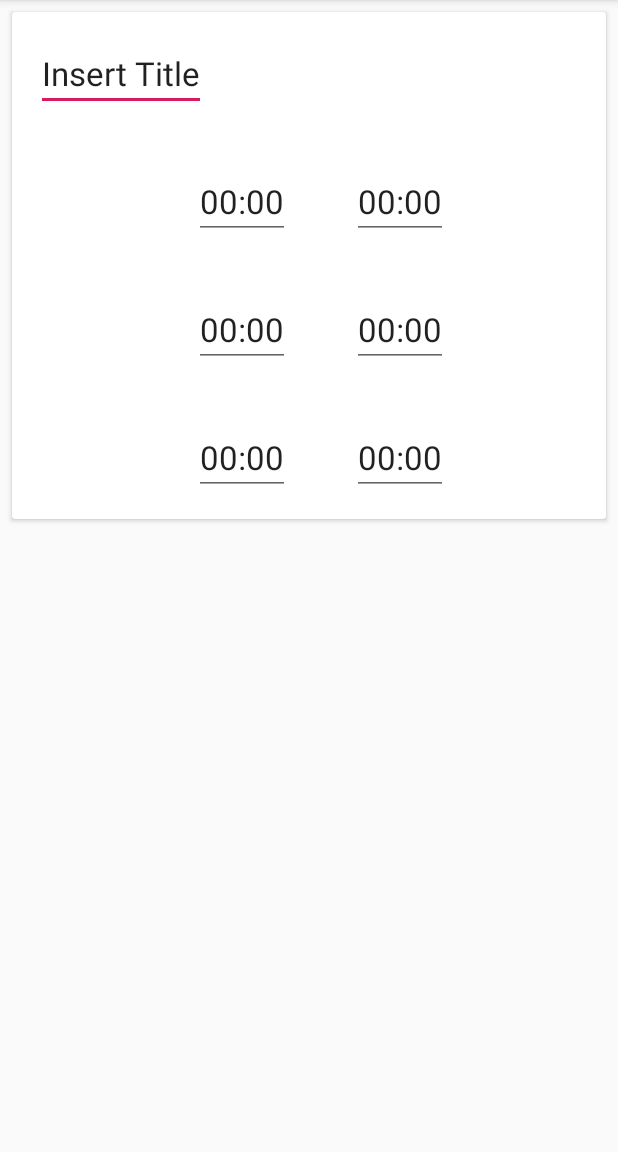
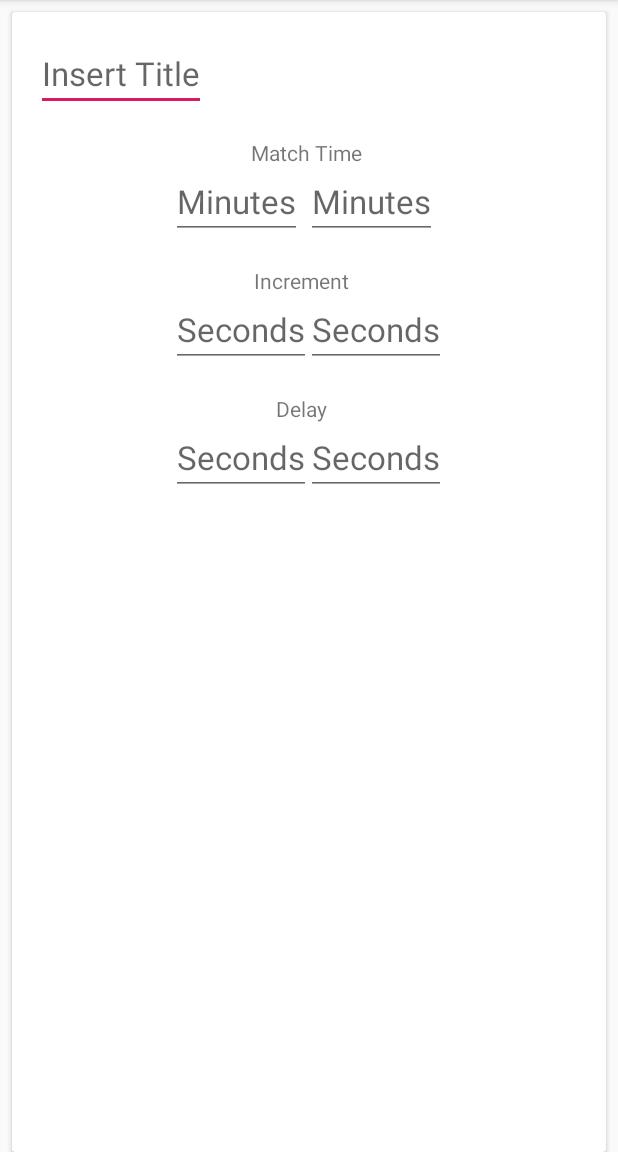
Before and after one commit to jwright12/ChessTimer, an Android app: the AddEditTimerRequest screen opened directly, with no data from a screen before it, on a phone screen of 412 x 824 dp, the part 84-1236 px from its top. Run offline under Robolectric (Android 15) with nearby library versions, the phone set to English and light mode, and no system bars.

Commit message:
Formatted input text fields

```diff
--- a/app/src/main/res/layout/add_edit_timer.xml
+++ b/app/src/main/res/layout/add_edit_timer.xml
@@ -3,7 +3,7 @@
 <androidx.cardview.widget.CardView
         xmlns:android="http://schemas.android.com/apk/res/android"
         android:layout_width="match_parent"
-        android:layout_height="wrap_content"
+        android:layout_height="match_parent"
         android:orientation="vertical"
         android:layout_marginEnd="8dp"
         android:layout_marginStart="8dp"
@@ -19,7 +19,7 @@
                 android:layout_width="wrap_content"
                 android:layout_height="wrap_content"
                 android:id="@+id/title_text"
-                android:text="Insert Title"
+                android:hint="Insert Title"
                 android:inputType="text"
                 android:textAppearance="@style/TextAppearance.AppCompat.Large"
                 android:layout_alignParentLeft="true"
@@ -29,75 +29,104 @@
                 android:layout_width="wrap_content"
                 android:layout_height="wrap_content"
                 android:id="@+id/white_duration_edit_text"
-                android:text="00:00"
+                android:hint="Minutes"
                 android:textAppearance="@style/TextAppearance.AppCompat.Large"
                 android:layout_below="@id/title_text"
                 android:paddingTop="45dp"
-                android:layout_marginLeft="105dp"
+                android:layout_marginLeft="90dp"
                 android:inputType="time"/>
 
         <EditText
                 android:layout_width="wrap_content"
                 android:layout_height="wrap_content"
                 android:id="@+id/black_duration_edit_text"
-                android:text="00:00"
+                android:hint="Minutes"
                 android:textAppearance="@style/TextAppearance.AppCompat.Large"
                 android:layout_below="@id/title_text"
                 android:layout_alignLeft="@id/white_duration_edit_text"
                 android:paddingTop="45dp"
-                android:layout_marginLeft="105dp"
+                android:layout_marginLeft="90dp"
                 android:inputType="time"/>
 
         <EditText
                 android:layout_width="wrap_content"
                 android:layout_height="wrap_content"
                 android:id="@+id/white_increment_edit_text"
-                android:text="00:00"
+                android:hint="Seconds"
                 android:textAppearance="@style/TextAppearance.AppCompat.Large"
                 android:layout_below="@id/white_duration_edit_text"
                 android:paddingTop="45dp"
-                android:layout_marginLeft="105dp"
+                android:layout_marginLeft="90dp"
                 android:inputType="time"/>
 
         <EditText
                 android:layout_width="wrap_content"
                 android:layout_height="wrap_content"
                 android:id="@+id/black_increment_edit_text"
-                android:text="00:00"
+                android:hint="Seconds"
                 android:textAppearance="@style/TextAppearance.AppCompat.Large"
                 android:layout_below="@id/black_duration_edit_text"
                 android:layout_alignLeft="@id/white_increment_edit_text"
                 android:paddingTop="45dp"
-                android:layout_marginLeft="105dp"
+                android:layout_marginLeft="90dp"
                 android:inputType="time"/>
 
         <EditText
                 android:layout_width="wrap_content"
                 android:layout_height="wrap_content"
                 android:id="@+id/white_delay_edit_text"
-                android:text="00:00"
+                android:hint="Seconds"
                 android:textAppearance="@style/TextAppearance.AppCompat.Large"
                 android:layout_below="@id/white_increment_edit_text"
                 android:paddingTop="45dp"
-                android:layout_marginLeft="105dp"
+                android:layout_marginLeft="90dp"
                 android:inputType="time"/>
 
         <EditText
                 android:layout_width="wrap_content"
                 android:layout_height="wrap_content"
                 android:id="@+id/black_delay_edit_text"
-                android:text="00:00"
+                android:hint="Seconds"
                 android:textAppearance="@style/TextAppearance.AppCompat.Large"
                 android:layout_below="@id/black_increment_edit_text"
                 android:layout_alignLeft="@id/white_delay_edit_text"
                 android:paddingTop="45dp"
-                android:layout_marginLeft="105dp"
+                android:layout_marginLeft="90dp"
                 android:inputType="time"/>
+
+        <TextView
+                android:id="@+id/match_time_text"
+                android:layout_width="wrap_content"
+                android:layout_height="wrap_content"
+                android:layout_above="@id/white_duration_edit_text"
+                android:layout_marginLeft="143dp"
+                android:layout_marginBottom="-37dp"
+                android:ellipsize="end"
+                android:maxLines="1"
+                android:text="Match Time" />
+
+        <TextView
+                android:id="@+id/increment_time_text"
+                android:layout_width="wrap_content"
+                android:layout_height="wrap_content"
+                android:layout_above="@id/white_increment_edit_text"
+                android:layout_marginLeft="145dp"
+                android:layout_marginBottom="-37dp"
+                android:ellipsize="end"
+                android:maxLines="1"
+                android:text="Increment" />
+
+        <TextView
+                android:id="@+id/delay_time_text"
+                android:layout_width="wrap_content"
+                android:layout_height="wrap_content"
+                android:layout_above="@id/white_delay_edit_text"
+                android:layout_marginLeft="160dp"
+                android:layout_marginBottom="-37dp"
+                android:ellipsize="end"
+                android:maxLines="1"
+                android:text="Delay" />
 
 
     </RelativeLayout>
-
-
-
-
 </androidx.cardview.widget.CardView>
```
